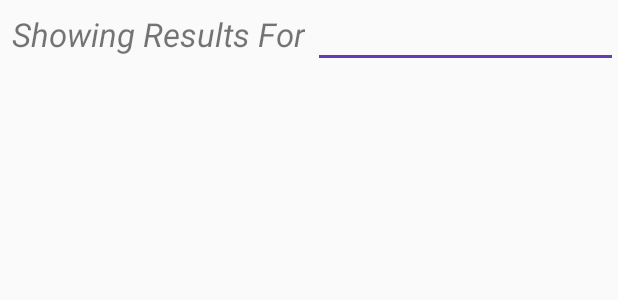
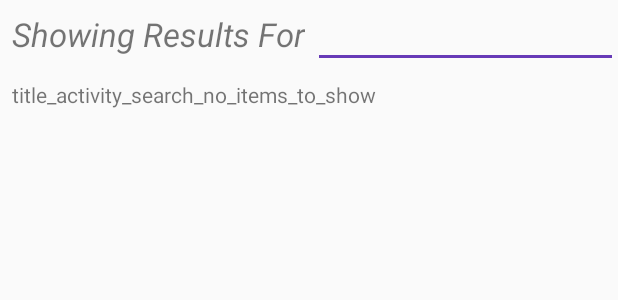
Before and after one commit to ShayShahar/SingIt, an Android app: the layout content_search_view.xml on its own in the app's theme, with its tools: preview values and no code run, on a phone screen of 412 x 824 dp. Shown: the top 300 px of the screen. Run offline under Robolectric (Android 15) with nearby library versions, the phone set to English and light mode, and no system bars.

Commit message:
Adding the DB method to delete selected item from favorites list

```diff
--- a/app/src/main/java/com/singit/shays/singit/FavoritesViewActivity.java
+++ b/app/src/main/java/com/singit/shays/singit/FavoritesViewActivity.java
@@ -62,7 +62,7 @@ public class FavoritesViewActivity extends AppCompatActivity {
                 adb.setPositiveButton("Ok", new AlertDialog.OnClickListener() {
                     public void onClick(DialogInterface dialog, int which) {
                         LyricsRes item = (LyricsRes)list.getItemAtPosition(position);
-                        //dbHelper.remove(item.id);
+                        DBResult res = dbHelper.delete_song_from_favorites(item.id);
                         adapter.notifyAll();
                     }});
                 adb.show();
@@ -85,7 +85,6 @@ public class FavoritesViewActivity extends AppCompatActivity {
                 }catch(Exception e){
                     Log.d(TAG,e.toString());
                 }
-                dbHelper.insert_song_to_last_searches(pass,"","");
                 Intent intent = new Intent(FavoritesViewActivity.this,LyricsViewActivity.class);
                 intent.putExtra("view",pass);
                 startActivity(intent);
--- a/app/src/main/res/layout/content_search_view.xml
+++ b/app/src/main/res/layout/content_search_view.xml
@@ -45,5 +45,13 @@
         android:id="@+id/searchResultList"
         android:divider="@null"
         android:layout_alignParentStart="true" />
+    <TextView
+        android:id="@+id/emptySearch"
+        android:layout_width="match_parent"
+        android:layout_height="match_parent"
+        android:layout_margin="8dp"
+        android:layout_marginLeft="10dp"
+        android:layout_below="@id/resultLayout"
+        android:text="title_activity_search_no_items_to_show"/> //TODO: change to @string/ after commit
 
 </RelativeLayout>
```
